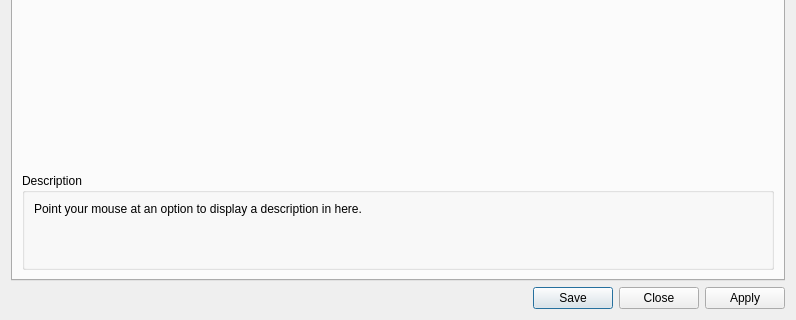
The window that rpcs3/rpcs3qt/settings_dialog.ui (RPCS3/rpcs3) describes before a commit, drawn with Qt 5; both pictures show x 0 to 796 and y 410 to 730 of the 796 by 730 pixel window.
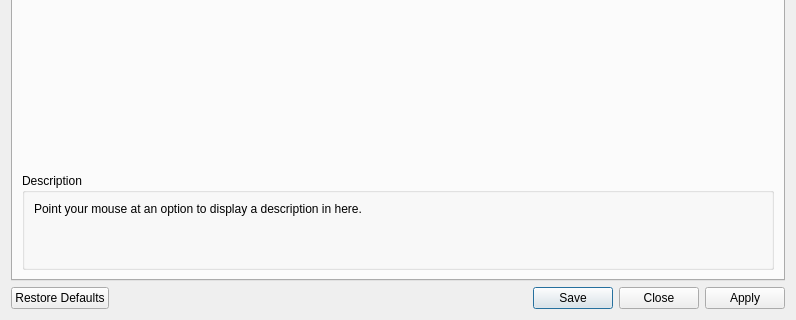
The same window after the commit. Icons and pictures are not drawn.

Commit message:
settings_dialog: Add Restore Defaults button
Only works for config.yml for now (not gui settings)

Diff of the .ui file:
```diff
--- a/rpcs3/rpcs3qt/settings_dialog.ui
+++ b/rpcs3/rpcs3qt/settings_dialog.ui
@@ -3852,7 +3852,7 @@
    <item>
     <widget class="QDialogButtonBox" name="buttonBox">
      <property name="standardButtons">
-      <set>QDialogButtonBox::Apply|QDialogButtonBox::Close|QDialogButtonBox::Save</set>
+      <set>QDialogButtonBox::Apply|QDialogButtonBox::Close|QDialogButtonBox::RestoreDefaults|QDialogButtonBox::Save</set>
      </property>
     </widget>
    </item>
```
The commit also changes 6 other files.
